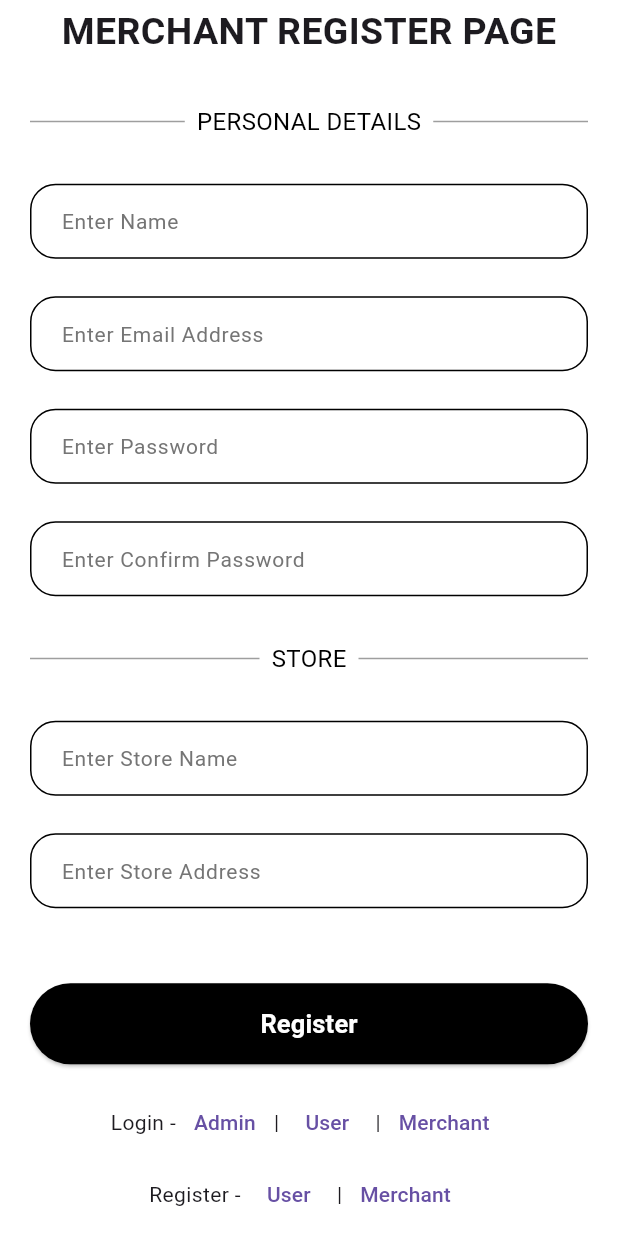
After one commit to DamodharGona/ECOMMERCE1, a Flutter app: the MerchantRegisterScreen screen opened by its route, on a phone screen of 412 x 824 dp. The commit adds this screen. Run offline on Flutter 3.47's test engine with Material 3 defaults, Android fonts, the phone set to English and light mode, and no system bars; our stand-ins replace cloud_firestore, equatable, firebase_auth, firebase_core, image_picker; accounts and stored records are empty.

```diff
--- a/lib/src/core/routes/route_constants.dart
+++ b/lib/src/core/routes/route_constants.dart
@@ -1,7 +1,16 @@
 class RouteConstants {
   static const String initialRoute = '/';
+  /* USER */
   static const String userLoginScreenRoute = '/userLoginScreenRoute';
+  static const String userRegisterScreenRoute = '/userRegisterScreenRoute';
+  static const String userDashboardScreenRoute = '/userDashboardScreenRoute';
+
+  /* MERCHANT */
+  static const String merchantLoginScreenRoute = '/merchantLoginScreenRoute';
+  static const String merchantRegisterScreenRoute =
+      '/merchantRegisterScreenRoute';
+
+  /* ADMIN */
   static const String adminLoginScreenRoute = '/adminLoginScreenRoute';
-  static const String merchantLoginScreenRoute = '/merchantLoginScreenRoute';
   static const String adminDashboardScreenRoute = '/adminDashboardScreenRoute';
 }
--- a/lib/src/core/routes/router.dart
+++ b/lib/src/core/routes/router.dart
@@ -2,7 +2,10 @@ import 'package:ecommerce/src/core/routes/route_constants.dart';
 import 'package:ecommerce/src/features/admin/auth/screens/admin_login_screen.dart';
 import 'package:ecommerce/src/features/admin/dashboard/admin_dashboard_screen.dart';
 import 'package:ecommerce/src/features/merchants/auth/screens/merchant_login_screen.dart';
-import 'package:ecommerce/src/features/user/auth/screen/user_login_screen.dart';
+import 'package:ecommerce/src/features/merchants/auth/screens/merchant_register_screen.dart';
+import 'package:ecommerce/src/features/user/screens/auth/user_login_screen.dart';
+import 'package:ecommerce/src/features/user/screens/auth/user_register_screen.dart';
+import 'package:ecommerce/src/features/user/screens/dashboard/user_dashboard_screen.dart';
 import 'package:ecommerce/src/shared/screens/splash_screen.dart';
 import 'package:flutter/material.dart';
 
@@ -11,14 +14,44 @@ class Routes {
     switch (settings.name) {
       case RouteConstants.initialRoute:
         return MaterialPageRoute(builder: (_) => const SplashScreen());
+      /* USER ROUTES */
       case RouteConstants.userLoginScreenRoute:
-        return MaterialPageRoute(builder: (_) => const UserLoginScreen());
+        return MaterialPageRoute(
+          builder: (_) => const UserLoginScreen(),
+        );
+
+      case RouteConstants.userRegisterScreenRoute:
+        return MaterialPageRoute(
+          builder: (_) => const UserRegisterScreen(),
+        );
+
+      case RouteConstants.userDashboardScreenRoute:
+        return MaterialPageRoute(
+          builder: (_) => const UserDashboardScreen(),
+        );
+
+      /* MERCHANT ROUTES */
       case RouteConstants.merchantLoginScreenRoute:
-        return MaterialPageRoute(builder: (_) => const MerchantLoginScreen());
+        return MaterialPageRoute(
+          builder: (_) => const MerchantLoginScreen(),
+        );
+      case RouteConstants.merchantRegisterScreenRoute:
+        return MaterialPageRoute(
+          builder: (_) => const MerchantRegisterScreen(),
+        );
+
+      /* ADMIN ROUTES */
       case RouteConstants.adminLoginScreenRoute:
-        return MaterialPageRoute(builder: (_) => const AdminLoginScreen());
+        return MaterialPageRoute(
+          builder: (_) => const AdminLoginScreen(),
+        );
+
       case RouteConstants.adminDashboardScreenRoute:
-        return MaterialPageRoute(builder: (_) => const AdminDashBoardScreen());
+        return MaterialPageRoute(
+          builder: (_) => const AdminDashBoardScreen(),
+        );
+
+      /* DEFAULT ROUTES */
       default:
         return MaterialPageRoute(
           builder: (_) => Scaffold(
--- /dev/null
+++ b/lib/src/features/merchants/auth/screens/merchant_register_screen.dart
@@ -0,0 +1,90 @@
+import 'package:ecommerce/src/shared/widgets/multi_auth_widget.dart';
+import 'package:ecommerce/src/shared/widgets/my_button_widget.dart';
+import 'package:ecommerce/src/shared/widgets/my_text_field_widget.dart';
+import 'package:ecommerce/src/shared/widgets/or_widget.dart';
+import 'package:flutter/material.dart';
+
+class MerchantRegisterScreen extends StatefulWidget {
+  const MerchantRegisterScreen({super.key});
+
+  @override
+  State<MerchantRegisterScreen> createState() => _MerchantRegisterScreenState();
+}
+
+class _MerchantRegisterScreenState extends State<MerchantRegisterScreen> {
+  @override
+  Widget build(BuildContext context) {
+    final nameController = TextEditingController();
+    final emailController = TextEditingController();
+    final passwordController = TextEditingController();
+    final confirmPasswordController = TextEditingController();
+
+    final storeNameController = TextEditingController();
+    final storeAddressController = TextEditingController();
+
+    return Scaffold(
+        body: Padding(
+      padding: const EdgeInsets.symmetric(horizontal: 20),
+      child: Column(
+        crossAxisAlignment: CrossAxisAlignment.center,
+        mainAxisAlignment: MainAxisAlignment.center,
+        children: [
+          const Text(
+            'MERCHANT REGISTER PAGE',
+            style: TextStyle(
+              fontSize: 25,
+              fontWeight: FontWeight.w600,
+            ),
+          ),
+          const SizedBox(height: 30),
+          const OrWidget(dividerText: 'PERSONAL DETAILS'),
+          const SizedBox(height: 30),
+          MyTextFieldWidget(
+            controller: nameController,
+            text: 'Enter Name',
+            prefixIcon: null,
+          ),
+          const SizedBox(height: 25),
+          MyTextFieldWidget(
+            controller: emailController,
+            text: 'Enter Email Address',
+            prefixIcon: null,
+          ),
+          const SizedBox(height: 25),
+          MyTextFieldWidget(
+            controller: passwordController,
+            text: 'Enter Password',
+            prefixIcon: null,
+          ),
+          const SizedBox(height: 25),
+          MyTextFieldWidget(
+            controller: confirmPasswordController,
+            text: 'Enter Confirm Password',
+            prefixIcon: null,
+          ),
+          const SizedBox(height: 30),
+          const OrWidget(dividerText: 'STORE'),
+          const SizedBox(height: 30),
+          MyTextFieldWidget(
+            controller: storeNameController,
+            text: 'Enter Store Name',
+            prefixIcon: null,
+          ),
+          const SizedBox(height: 25),
+          MyTextFieldWidget(
+            controller: storeAddressController,
+            text: 'Enter Store Address',
+            prefixIcon: null,
+          ),
+          const SizedBox(height: 50),
+          MyButtonWidget(
+            text: 'Register',
+            onPressed: () {},
+          ),
+          const SizedBox(height: 15),
+          const MultiAuthWidget(),
+        ],
+      ),
+    ));
+  }
+}
--- a/lib/src/shared/widgets/my_button_widget.dart
+++ b/lib/src/shared/widgets/my_button_widget.dart
@@ -14,7 +14,9 @@ class MyButtonWidget extends StatelessWidget {
   Widget build(BuildContext context) {
     return ElevatedButton(
       style: ElevatedButton.styleFrom(
-          backgroundColor: Colors.black, padding: const EdgeInsets.all(15)),
+        backgroundColor: Colors.black,
+        padding: const EdgeInsets.all(15),
+      ),
       onPressed: onPressed,
       child: Center(
         child: Text(
--- /dev/null
+++ b/lib/src/shared/widgets/or_widget.dart
@@ -0,0 +1,40 @@
+import 'package:flutter/material.dart';
+
+class OrWidget extends StatelessWidget {
+  final String dividerText;
+
+  const OrWidget({
+    super.key,
+    required this.dividerText,
+  });
+
+  @override
+  Widget build(BuildContext context) {
+    return Row(
+      children: [
+        _buildDividerUI(),
+        Padding(
+          padding: const EdgeInsets.symmetric(horizontal: 8),
+          child: Text(
+            dividerText,
+            style: const TextStyle(
+              fontWeight: FontWeight.w400,
+              fontSize: 16.0,
+              color: Colors.black,
+            ),
+          ),
+        ),
+        _buildDividerUI(),
+      ],
+    );
+  }
+
+  Expanded _buildDividerUI() {
+    return const Expanded(
+      child: Divider(
+        color: Colors.grey,
+        height: 2,
+      ),
+    );
+  }
+}
```
Also changed, not shown: lib/main.dart (+12 -1 lines), lib/src/core/utils/extensions/my_button_extension.dart (added, +14 -0 lines), lib/src/core/utils/extensions/string_extensions.dart (added, +31 -0 lines), lib/src/features/user/screens/auth/user_login_screen.dart (renamed from lib/src/features/user/auth/screen/user_login_screen.dart, +40 -3 lines), lib/src/features/user/screens/auth/user_register_screen.dart (added, +120 -0 lines), lib/src/features/user/screens/dashboard/user_dashboard_screen.dart (added, +33 -0 lines), lib/src/shared/model/user_model.dart (added, +31 -0 lines), lib/src/shared/providers/auth_provider.dart (added, +24 -0 lines), lib/src/shared/screens/splash_screen.dart (+24 -7 lines), lib/src/shared/service/firebase_auth_service.dart (+30 -81 lines), lib/src/shared/widgets/multi_auth_widget.dart (+8 -7 lines).
